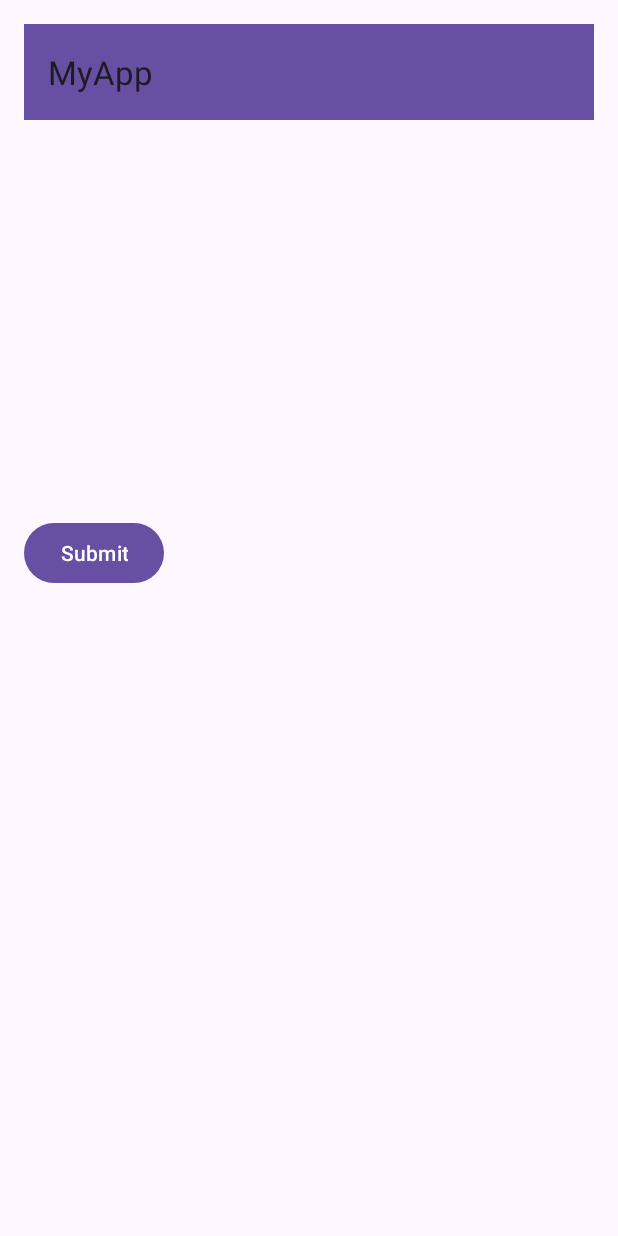
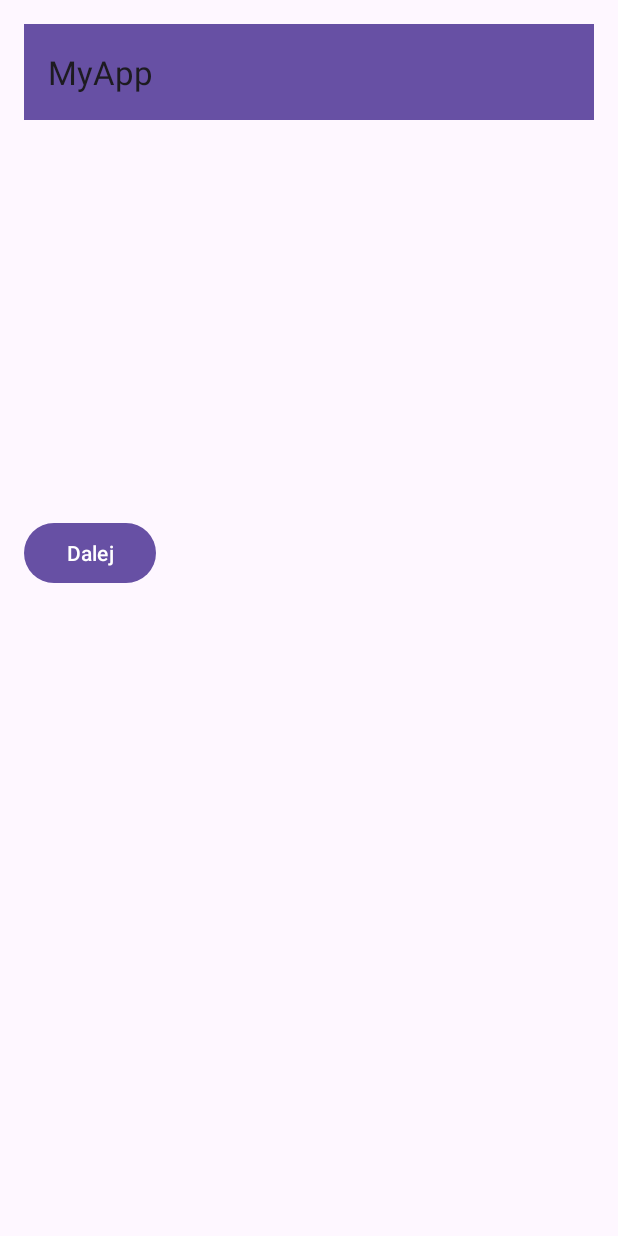
Before and after one commit to Kamilo1/MathCourse, an Android app: the QuizActivity screen opened directly, with no data from a screen before it, on a phone screen of 412 x 824 dp. Run offline under Robolectric (Android 15) with nearby library versions, the phone set to English and light mode, and no system bars.

Commit message:
Małe poprawki

```diff
--- a/app/src/main/java/pl/wsei/pam/LessonActivity.kt
+++ b/app/src/main/java/pl/wsei/pam/LessonActivity.kt
@@ -97,7 +97,7 @@ class LessonActivity : AppCompatActivity() {
                 4 -> SlideFragment.newInstance(
 
                     "Quiz",
-                    "Liczba punktów z ostatniego quizu:\n${score}",
+                    "Liczba punktów z ostatniego quizu:\n${score}]\n",
 
                     isLastSlide
                 )
--- a/app/src/main/java/pl/wsei/pam/QuizResultDao.kt
+++ b/app/src/main/java/pl/wsei/pam/QuizResultDao.kt
@@ -8,8 +8,8 @@ import pl.wsei.pam.QuizResult
 @Dao
 interface QuizResultDao {
     @Insert
+
     fun insert(quizResult: QuizResult)
-
     @Query("SELECT * FROM quiz_result WHERE quizId = :quizId")
     fun getResultsByQuizId(quizId: Int): List<QuizResult?>?
 }
--- a/app/src/main/java/pl/wsei/pam/QuizResultEntity.kt
+++ b/app/src/main/java/pl/wsei/pam/QuizResultEntity.kt
@@ -7,7 +7,6 @@ import androidx.room.PrimaryKey
 @Entity(tableName = "quiz_result")
 class QuizResult {
     @PrimaryKey(autoGenerate = true)
-    var id = 0
     var quizId = 0
     var score = 0
     var maxScore = 0
--- a/app/src/main/res/layout/activity_quiz.xml
+++ b/app/src/main/res/layout/activity_quiz.xml
@@ -51,6 +51,6 @@
         android:id="@+id/submitButton"
         android:layout_width="wrap_content"
         android:layout_height="wrap_content"
-        android:text="Submit"
-        android:layout_marginTop="16dp" />
+        android:layout_marginTop="16dp"
+        android:text="Dalej" />
 </LinearLayout>
```
